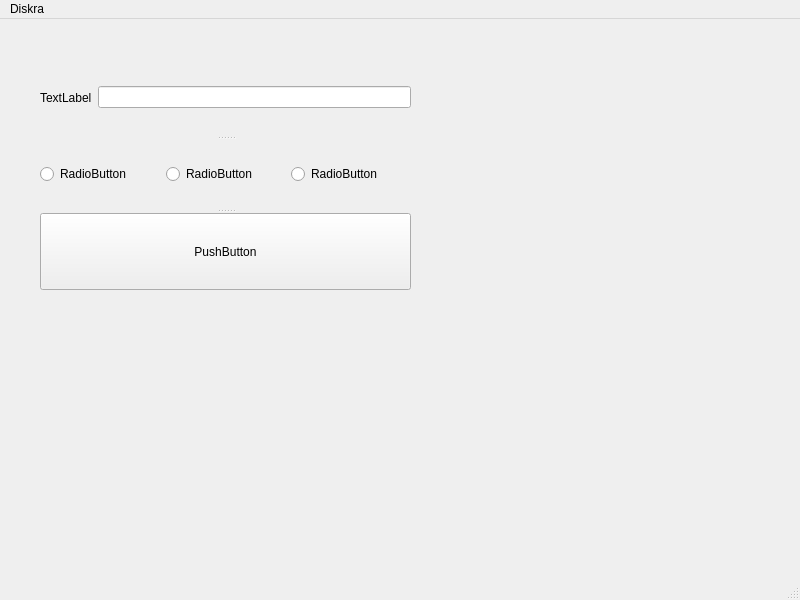
Old version of the form mainwindow.ui in the repository BURNlNgWOLF/diskra2.0.
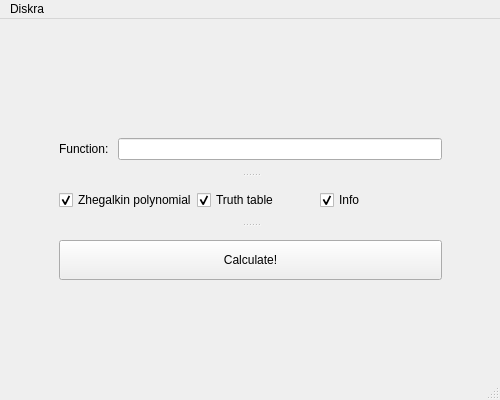
New version of the form. The open tabs and pages were chosen to show the change.

```diff
--- a/mainwindow.ui
+++ b/mainwindow.ui
@@ -6,69 +6,319 @@
    <rect>
     <x>0</x>
     <y>0</y>
-    <width>800</width>
-    <height>600</height>
+    <width>500</width>
+    <height>400</height>
    </rect>
   </property>
+  <property name="sizePolicy">
+   <sizepolicy hsizetype="Minimum" vsizetype="Minimum">
+    <horstretch>0</horstretch>
+    <verstretch>0</verstretch>
+   </sizepolicy>
+  </property>
+  <property name="minimumSize">
+   <size>
+    <width>500</width>
+    <height>400</height>
+   </size>
+  </property>
+  <property name="maximumSize">
+   <size>
+    <width>500</width>
+    <height>400</height>
+   </size>
+  </property>
   <property name="windowTitle">
    <string>MainWindow</string>
   </property>
   <widget class="QWidget" name="centralwidget">
-   <widget class="QSplitter" name="splitter">
+   <property name="sizePolicy">
+    <sizepolicy hsizetype="Expanding" vsizetype="Preferred">
+     <horstretch>0</horstretch>
+     <verstretch>0</verstretch>
+    </sizepolicy>
+   </property>
+   <widget class="QStackedWidget" name="stackedWidget">
     <property name="geometry">
      <rect>
-      <x>40</x>
-      <y>40</y>
-      <width>371</width>
-      <height>231</height>
+      <x>10</x>
+      <y>10</y>
+      <width>481</width>
+      <height>341</height>
      </rect>
     </property>
-    <property name="orientation">
-     <enum>Qt::Orientation::Vertical</enum>
+    <property name="sizePolicy">
+     <sizepolicy hsizetype="Expanding" vsizetype="Minimum">
+      <horstretch>0</horstretch>
+      <verstretch>0</verstretch>
+     </sizepolicy>
     </property>
-    <widget class="QWidget" name="">
-     <layout class="QHBoxLayout" name="horizontalLayout">
-      <item>
-       <widget class="QLabel" name="label">
-        <property name="text">
-         <string>TextLabel</string>
+    <property name="currentIndex">
+     <number>1</number>
+    </property>
+    <widget class="QWidget" name="page">
+     <property name="sizePolicy">
+      <sizepolicy hsizetype="Expanding" vsizetype="Minimum">
+       <horstretch>0</horstretch>
+       <verstretch>0</verstretch>
+      </sizepolicy>
+     </property>
+     <property name="maximumSize">
+      <size>
+       <width>16777215</width>
+       <height>1677721</height>
+      </size>
+     </property>
+     <layout class="QGridLayout" name="gridLayout">
+      <item row="0" column="1">
+       <spacer name="verticalSpacer">
+        <property name="orientation">
+         <enum>Qt::Orientation::Vertical</enum>
         </property>
-       </widget>
+        <property name="sizeType">
+         <enum>QSizePolicy::Policy::Maximum</enum>
+        </property>
+        <property name="sizeHint" stdset="0">
+         <size>
+          <width>20</width>
+          <height>20</height>
+         </size>
+        </property>
+       </spacer>
       </item>
-      <item>
-       <widget class="QLineEdit" name="functionInput"/>
-      </item>
-     </layout>
-    </widget>
-    <widget class="QWidget" name="">
-     <layout class="QHBoxLayout" name="horizontalLayout_2">
-      <item>
-       <widget class="QRadioButton" name="radioButton_3">
-        <property name="text">
-         <string>RadioButton</string>
+      <item row="1" column="2">
+       <spacer name="horizontalSpacer_2">
+        <property name="orientation">
+         <enum>Qt::Orientation::Horizontal</enum>
         </property>
-       </widget>
+        <property name="sizeType">
+         <enum>QSizePolicy::Policy::Maximum</enum>
+        </property>
+        <property name="sizeHint" stdset="0">
+         <size>
+          <width>40</width>
+          <height>20</height>
+         </size>
+        </property>
+       </spacer>
       </item>
-      <item>
-       <widget class="QRadioButton" name="radioButton_2">
-        <property name="text">
-         <string>RadioButton</string>
+      <item row="1" column="0">
+       <spacer name="horizontalSpacer">
+        <property name="orientation">
+         <enum>Qt::Orientation::Horizontal</enum>
         </property>
-       </widget>
+        <property name="sizeType">
+         <enum>QSizePolicy::Policy::Maximum</enum>
+        </property>
+        <property name="sizeHint" stdset="0">
+         <size>
+          <width>40</width>
+          <height>20</height>
+         </size>
+        </property>
+       </spacer>
       </item>
-      <item>
-       <widget class="QRadioButton" name="radioButton">
-        <property name="text">
-         <string>RadioButton</string>
+      <item row="1" column="1">
+       <widget class="QSplitter" name="splitter">
+        <property name="sizePolicy">
+         <sizepolicy hsizetype="Preferred" vsizetype="Minimum">
+          <horstretch>10</horstretch>
+          <verstretch>1</verstretch>
+         </sizepolicy>
         </property>
+        <property name="maximumSize">
+         <size>
+          <width>16777215</width>
+          <height>16777215</height>
+         </size>
+        </property>
+        <property name="orientation">
+         <enum>Qt::Orientation::Vertical</enum>
+        </property>
+        <property name="handleWidth">
+         <number>30</number>
+        </property>
+        <widget class="QWidget" name="layoutWidget">
+         <layout class="QHBoxLayout" name="horizontalLayout" stretch="1,10">
+          <property name="spacing">
+           <number>6</number>
+          </property>
+          <property name="sizeConstraint">
+           <enum>QLayout::SizeConstraint::SetMaximumSize</enum>
+          </property>
+          <item>
+           <widget class="QLabel" name="label">
+            <property name="text">
+             <string>Function: </string>
+            </property>
+           </widget>
+          </item>
+          <item>
+           <widget class="QLineEdit" name="functionInput">
+            <property name="sizePolicy">
+             <sizepolicy hsizetype="Preferred" vsizetype="Fixed">
+              <horstretch>0</horstretch>
+              <verstretch>0</verstretch>
+             </sizepolicy>
+            </property>
+           </widget>
+          </item>
+         </layout>
+        </widget>
+        <widget class="QWidget" name="layoutWidget">
+         <layout class="QHBoxLayout" name="horizontalLayout_2">
+          <property name="spacing">
+           <number>0</number>
+          </property>
+          <property name="sizeConstraint">
+           <enum>QLayout::SizeConstraint::SetMaximumSize</enum>
+          </property>
+          <item>
+           <widget class="QCheckBox" name="checkBoxZhegalkin">
+            <property name="text">
+             <string>Zhegalkin polynomial</string>
+            </property>
+            <property name="checked">
+             <bool>true</bool>
+            </property>
+            <property name="tristate">
+             <bool>false</bool>
+            </property>
+           </widget>
+          </item>
+          <item>
+           <widget class="QCheckBox" name="checkBoxTruthTable">
+            <property name="text">
+             <string>Truth table</string>
+            </property>
+            <property name="checked">
+             <bool>true</bool>
+            </property>
+           </widget>
+          </item>
+          <item>
+           <widget class="QCheckBox" name="checkBoxStatistics">
+            <property name="text">
+             <string>Info</string>
+            </property>
+            <property name="checked">
+             <bool>true</bool>
+            </property>
+           </widget>
+          </item>
+         </layout>
+        </widget>
+        <widget class="QPushButton" name="submitInput">
+         <property name="sizePolicy">
+          <sizepolicy hsizetype="Minimum" vsizetype="Fixed">
+           <horstretch>0</horstretch>
+           <verstretch>0</verstretch>
+          </sizepolicy>
+         </property>
+         <property name="maximumSize">
+          <size>
+           <width>16777215</width>
+           <height>40</height>
+          </size>
+         </property>
+         <property name="text">
+          <string>Calculate!</string>
+         </property>
+        </widget>
        </widget>
       </item>
      </layout>
     </widget>
-    <widget class="QPushButton" name="submitInput">
-     <property name="text">
-      <string>PushButton</string>
-     </property>
+    <widget class="QWidget" name="page_2">
+     <widget class="QScrollArea" name="scrollArea">
+      <property name="geometry">
+       <rect>
+        <x>9</x>
+        <y>9</y>
+        <width>461</width>
+        <height>311</height>
+       </rect>
+      </property>
+      <property name="widgetResizable">
+       <bool>true</bool>
+      </property>
+      <widget class="QWidget" name="scrollAreaWidgetContents">
+       <property name="geometry">
+        <rect>
+         <x>0</x>
+         <y>0</y>
+         <width>459</width>
+         <height>309</height>
+        </rect>
+       </property>
+       <widget class="QWidget" name="verticalLayoutWidget">
+        <property name="geometry">
+         <rect>
+          <x>9</x>
+          <y>9</y>
+          <width>441</width>
+          <height>291</height>
+         </rect>
+        </property>
+        <layout class="QVBoxLayout" name="verticalLayout">
+         <item>
+          <widget class="QPushButton" name="btnPage1">
+           <property name="text">
+            <string>BACK</string>
+           </property>
+          </widget>
+         </item>
+         <item>
+          <widget class="QWidget" name="widgetZhegalkin" native="true">
+           <layout class="QHBoxLayout" name="horizontalLayout_3">
+            <item>
+             <widget class="QLabel" name="label_2">
+              <property name="text">
+               <string>Polynom Zhegalkina:  </string>
+              </property>
+             </widget>
+            </item>
+            <item>
+             <widget class="QLineEdit" name="editZhegalkin"/>
+            </item>
+           </layout>
+          </widget>
+         </item>
+         <item>
+          <widget class="QTableWidget" name="tableWidget"/>
+         </item>
+         <item>
+          <widget class="QWidget" name="widgetSDKNF" native="true">
+           <layout class="QVBoxLayout" name="verticalLayout_2">
+            <item>
+             <layout class="QHBoxLayout" name="horizontalLayout_5">
+              <item>
+               <widget class="QLabel" name="label_4">
+                <property name="text">
+                 <string>TextLabel</string>
+                </property>
+               </widget>
+              </item>
+             </layout>
+            </item>
+            <item>
+             <layout class="QHBoxLayout" name="horizontalLayout_6">
+              <item>
+               <widget class="QLabel" name="label_5">
+                <property name="text">
+                 <string>TextLabel</string>
+                </property>
+               </widget>
+              </item>
+             </layout>
+            </item>
+           </layout>
+          </widget>
+         </item>
+        </layout>
+       </widget>
+      </widget>
+     </widget>
     </widget>
    </widget>
   </widget>
@@ -77,8 +327,8 @@
     <rect>
      <x>0</x>
      <y>0</y>
-     <width>800</width>
-     <height>29</height>
+     <width>500</width>
+     <height>21</height>
     </rect>
    </property>
    <widget class="QMenu" name="menuDiskra">
```
